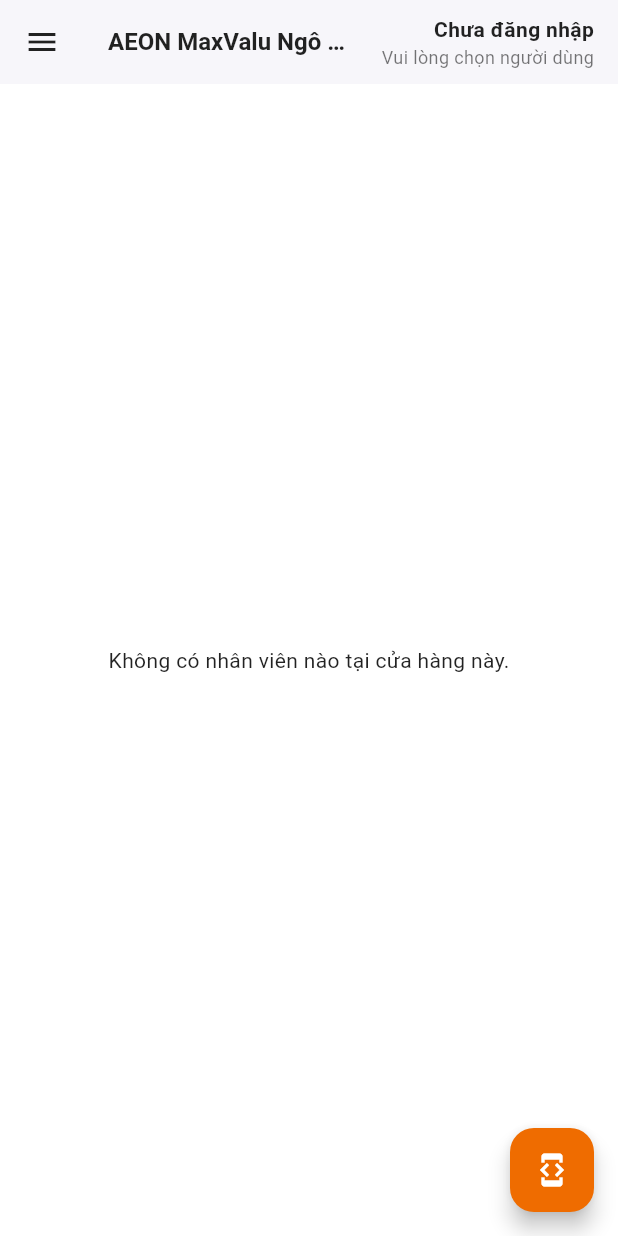
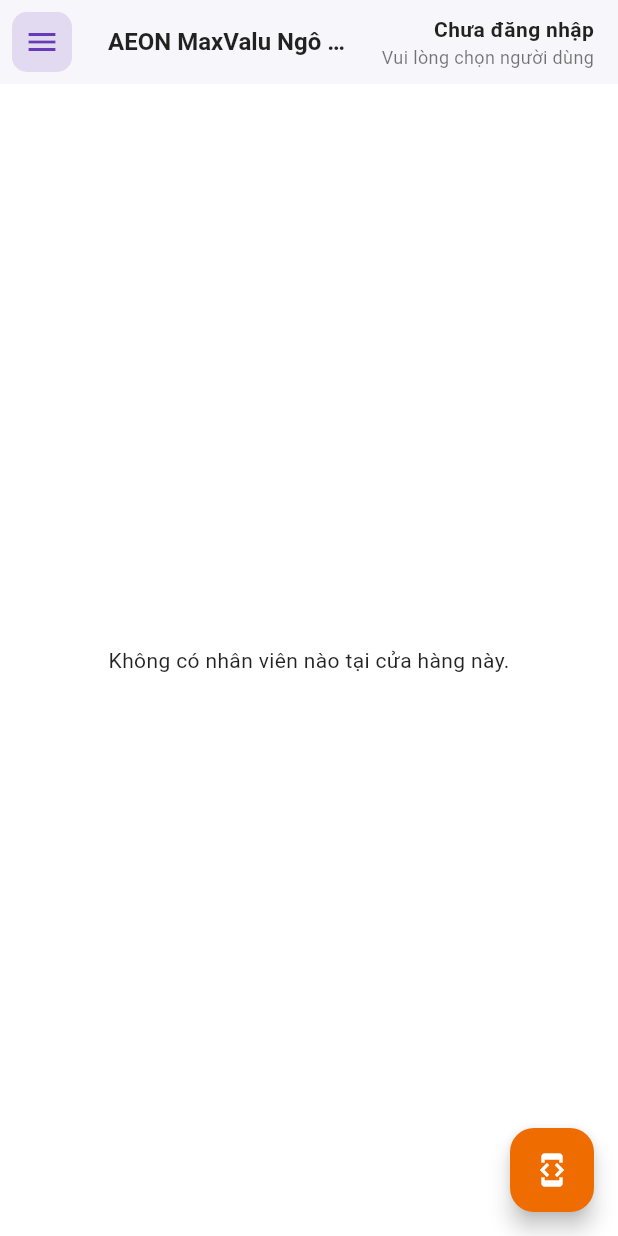
Before and after one commit to legiatuangtvt-droid/flutter_demo_dws, a Flutter app: the screen it shows after launch, on a phone screen of 412 x 824 dp. Run offline on Flutter 3.47's test engine with Material 3 defaults, Android fonts, the phone set to English and light mode, and no system bars; our stand-ins replace cloud_firestore, firebase_core, fluttertoast; accounts and stored records are empty.

Commit message:
feat: Update AppBar leading icon style
Replaces the default `AppBar` leading icon with a custom-styled menu button.

This commit enhances the UI by wrapping the hamburger menu icon in a decorated `Container`. The new style features a square shape with rounded corners, a semi-transparent purple background, and a purple icon color. Padding has also been removed to ensure a cleaner look.

Key changes:
- Replaced the default `leading` icon in `_buildAppBar`.
- Wrapped the `IconButton` in a `Builder` to get the correct `Scaffold` context.
- Styled the icon using a `Container` with a `BoxDecoration` for a custom background and border radius.
- Set the icon color to `Colors.deepPurple`.
- Removed unnecessary comments from the `initState` method.

```diff
--- a/lib/main.dart
+++ b/lib/main.dart
@@ -68,7 +68,6 @@ class _SchedulePageState extends State<SchedulePage> {
     super.initState();
     _fetchInitialData();
 
-    // --- PHẦN CHỈNH SỬA ---
     // Synchronize horizontal scroll from body to header
     _horizontalBodyController.addListener(() {
       if (_horizontalHeaderController.hasClients &&
@@ -84,7 +83,6 @@ class _SchedulePageState extends State<SchedulePage> {
         _verticalFirstColumnController.jumpTo(_verticalBodyController.offset);
       }
     });
-    // --- KẾT THÚC CHỈNH SỬA ---
   }
 
   @override
@@ -185,6 +183,29 @@ class _SchedulePageState extends State<SchedulePage> {
 
   AppBar _buildAppBar() {
     return AppBar(
+      // --- PHẦN CHỈNH SỬA ---
+      leading: Builder(
+        builder: (BuildContext context) {
+          return IconButton(
+            padding: EdgeInsets.zero, // Xóa padding mặc định của IconButton
+            icon: Container(
+              width: 40, // Đặt chiều rộng để tạo hình vuông
+              height: 40, // Đặt chiều cao để tạo hình vuông
+              decoration: BoxDecoration(
+                color: Colors.deepPurple.withOpacity(0.15),
+                borderRadius: BorderRadius.circular(10.0),
+              ),
+              child: const Icon(
+                Icons.menu,
+                color: Colors.deepPurple,
+              ), // Icon sẽ được tự động căn giữa
+            ),
+            onPressed: () => Scaffold.of(context).openDrawer(),
+            tooltip: MaterialLocalizations.of(context).openAppDrawerTooltip,
+          );
+        },
+      ),
+      // --- KẾT THÚC CHỈNH SỬA ---
       title: Text(_storeName, style: const TextStyle(fontSize: 16)),
       centerTitle: true,
       actions: [
```
